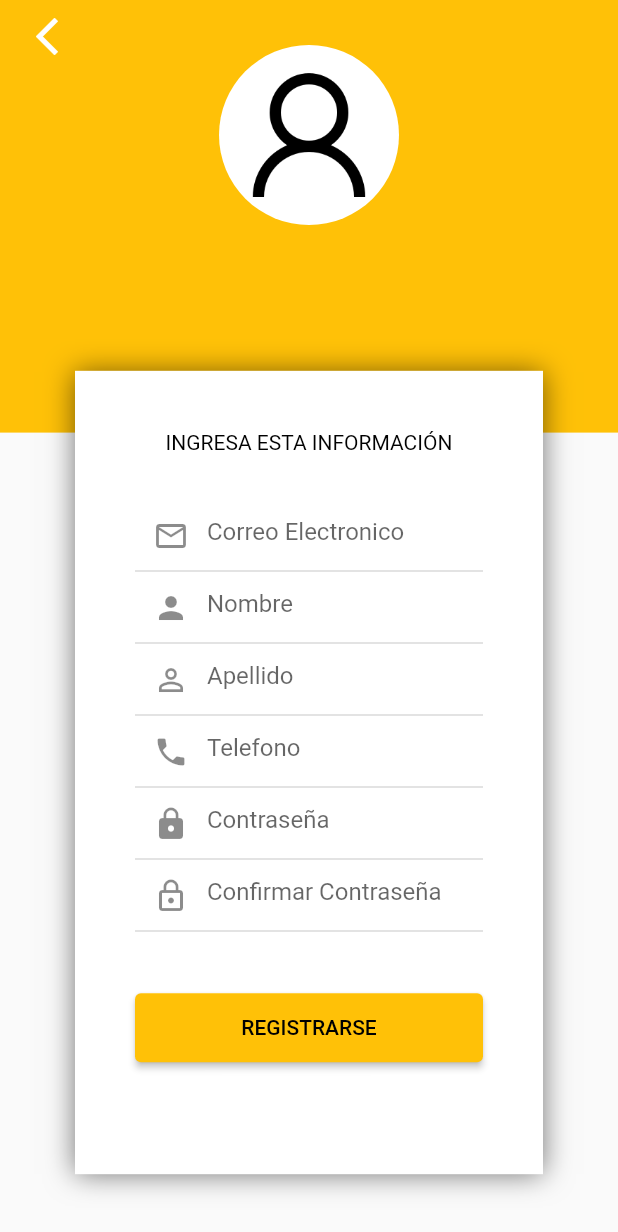
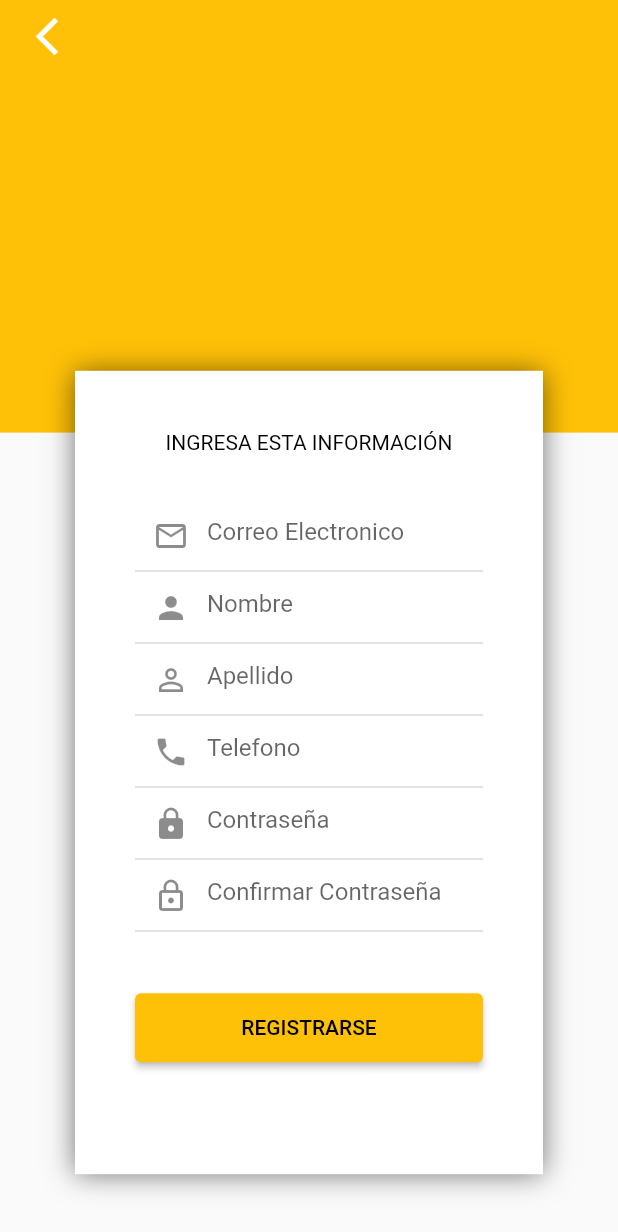
Before and after one commit to EdgarG15/App-delivery, a Flutter app: the screen it shows after launch, after a tap on "Registrate Aqui", on a phone screen of 412 x 824 dp. Shown: the top 1232 px of the screen. Run offline on Flutter 3.47's test engine with Material 2 defaults, Android fonts, the phone set to English and light mode, and no system bars; our stand-ins replace get, get_storage, image_picker.

Commit message:
otra updated

```diff
--- a/lib/src/environment/environment.dart
+++ b/lib/src/environment/environment.dart
@@ -1,3 +1,4 @@
 class Environment {
   static const String API_URL = "http://192.168.2.125:3000/";
+  static const String API_URL_OLD = "192.168.2.125:3000";
 }
--- a/lib/src/pages/login/login_page.dart
+++ b/lib/src/pages/login/login_page.dart
@@ -148,11 +148,11 @@ class LoginPage extends StatelessWidget {
       child: Container(
         margin: const EdgeInsets.only(top: 20, bottom: 15),
         alignment: Alignment.center,
-        child: Image.asset(
-          'assets/img/delivery.png',
-          width: 130,
-          height: 130,
-        ),
+        // child: Image.asset(
+        //   'assets/img/delivery.png',
+        //   width: 130,
+        //   height: 130,
+        // ),
       ),
     );
   }
--- a/lib/src/pages/register/register_page.dart
+++ b/lib/src/pages/register/register_page.dart
@@ -12,7 +12,7 @@ class RegisterPage extends StatelessWidget {
         children: [
           _backgroundCover(context),
           _boxForm(context),
-          _imageUser(context),
+          //_imageUser(context),
           _buttomBack(),
           Column(),
         ],
@@ -150,25 +150,25 @@ class RegisterPage extends StatelessWidget {
     );
   }
 
-  Widget _imageUser(BuildContext context) {
-    return SafeArea(
-      child: Container(
-        alignment: Alignment.topCenter,
-        margin: const EdgeInsets.only(top: 30),
-        child: GestureDetector(
-            onTap: () => controller.showAlertDialog(context),
-            child: GetBuilder<registerController>(
-              builder: (value) => CircleAvatar(
-                backgroundImage: controller.imageFile != null
-                    ? FileImage(controller.imageFile!)
-                    : const AssetImage('assets/img/user.png') as ImageProvider,
-                radius: 60,
-                backgroundColor: Colors.white,
-              ),
-            )),
-      ),
-    );
-  }
+  // Widget _imageUser(BuildContext context) {
+  //   return SafeArea(
+  //     child: Container(
+  //       alignment: Alignment.topCenter,
+  //       margin: const EdgeInsets.only(top: 30),
+  //       child: GestureDetector(
+  //           onTap: () => controller.showAlertDialog(context),
+  //           child: GetBuilder<registerController>(
+  //             builder: (value) => CircleAvatar(
+  //               backgroundImage: controller.imageFile != null
+  //                   ? FileImage(controller.imageFile!)
+  //                   : const AssetImage('assets/img/user.png') as ImageProvider,
+  //               radius: 60,
+  //               backgroundColor: Colors.white,
+  //             ),
+  //           )),
+  //     ),
+  //   );
+  // }
 
   Widget _buttomBack() {
     return SafeArea(
--- a/pubspec.yaml
+++ b/pubspec.yaml
@@ -37,6 +37,8 @@ dependencies:
   get: ^4.6.5
   get_storage: ^2.0.3
   image_picker: ^0.8.5+3
+  http: ^0.13.5
+  sn_progress_dialog: ^1.0.8
 
 dev_dependencies:
   flutter_test:
```
Also changed, not shown: lib/src/pages/register/register_controller.dart (+41 -36 lines), lib/src/providers/users_provider.dart (+34 -1 lines), pubspec.lock.
